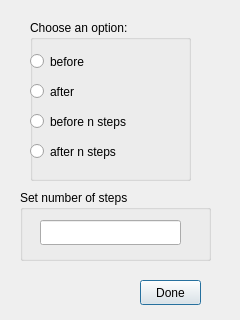
Old version of the form beforeafter.ui in the repository ariannabettin/FYPArianna.
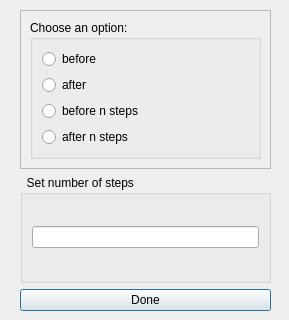
New version of the form.

Diff of the .ui file:
```diff
--- a/beforeafter.ui
+++ b/beforeafter.ui
@@ -6,113 +6,96 @@
    <rect>
     <x>0</x>
     <y>0</y>
-    <width>240</width>
+    <width>289</width>
     <height>320</height>
    </rect>
   </property>
   <property name="windowTitle">
    <string>Dialog</string>
   </property>
-  <widget class="QPushButton" name="doneButton">
+  <widget class="QWidget" name="">
    <property name="geometry">
     <rect>
-     <x>140</x>
-     <y>280</y>
-     <width>61</width>
-     <height>25</height>
+     <x>20</x>
+     <y>10</y>
+     <width>251</width>
+     <height>301</height>
     </rect>
    </property>
-   <property name="text">
-    <string>Done</string>
-   </property>
-  </widget>
+   <layout class="QVBoxLayout" name="verticalLayout_4">
+    <item>
+     <widget class="QFrame" name="frame">
+      <property name="frameShape">
+       <enum>QFrame::StyledPanel</enum>
+      </property>
+      <property name="frameShadow">
+       <enum>QFrame::Raised</enum>
+      </property>
+      <layout class="QHBoxLayout" name="horizontalLayout">
+       <item>
   <widget class="QGroupBox" name="groupBox_2">
-   <property name="geometry">
-    <rect>
-     <x>30</x>
-     <y>20</y>
-     <width>161</width>
-     <height>161</height>
-    </rect>
-   </property>
    <property name="title">
     <string>Choose an option: </string>
    </property>
+         <layout class="QVBoxLayout" name="verticalLayout_2">
+          <item>
+           <layout class="QVBoxLayout" name="verticalLayout">
+            <item>
    <widget class="QRadioButton" name="optionA">
-    <property name="geometry">
-     <rect>
-      <x>0</x>
-      <y>30</y>
-      <width>161</width>
-      <height>23</height>
-     </rect>
-    </property>
     <property name="text">
      <string>before</string>
     </property>
    </widget>
+            </item>
+            <item>
    <widget class="QRadioButton" name="optionB">
-    <property name="geometry">
-     <rect>
-      <x>0</x>
-      <y>60</y>
-      <width>161</width>
-      <height>23</height>
-     </rect>
-    </property>
     <property name="text">
      <string>after</string>
     </property>
    </widget>
+            </item>
+            <item>
    <widget class="QRadioButton" name="optionC">
-    <property name="geometry">
-     <rect>
-      <x>0</x>
-      <y>90</y>
-      <width>151</width>
-      <height>23</height>
-     </rect>
-    </property>
     <property name="text">
      <string>before n steps</string>
     </property>
    </widget>
+            </item>
+            <item>
    <widget class="QRadioButton" name="optionD">
-    <property name="geometry">
-     <rect>
-      <x>0</x>
-      <y>120</y>
-      <width>151</width>
-      <height>23</height>
-     </rect>
-    </property>
     <property name="text">
      <string>after n steps</string>
     </property>
    </widget>
-  </widget>
+            </item>
+           </layout>
+          </item>
+         </layout>
+        </widget>
+       </item>
+      </layout>
+     </widget>
+    </item>
+    <item>
   <widget class="QGroupBox" name="groupBox">
-   <property name="geometry">
-    <rect>
-     <x>20</x>
-     <y>190</y>
-     <width>191</width>
-     <height>71</height>
-    </rect>
-   </property>
    <property name="title">
-    <string>Set number of steps</string>
-   </property>
-   <widget class="QLineEdit" name="stepsLine">
-    <property name="geometry">
-     <rect>
-      <x>20</x>
-      <y>30</y>
-      <width>141</width>
-      <height>25</height>
-     </rect>
-    </property>
-   </widget>
+       <string>  Set number of steps</string>
+      </property>
+      <layout class="QVBoxLayout" name="verticalLayout_3">
+       <item>
+        <widget class="QLineEdit" name="stepsLine"/>
+       </item>
+      </layout>
+     </widget>
+    </item>
+    <item>
+     <widget class="QPushButton" name="doneButton">
+      <property name="text">
+       <string>Done</string>
+      </property>
+     </widget>
+    </item>
+   </layout>
   </widget>
  </widget>
  <resources/>
```
Lines whose indentation alone changed are shown as unchanged.
